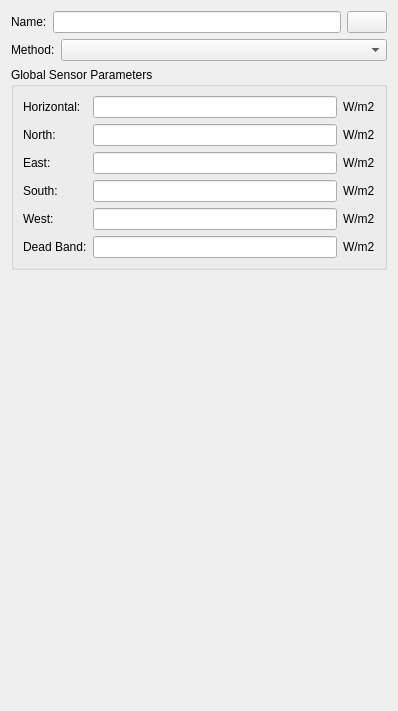
ghorwin/SIM-VICUS, file SIM-VICUS/src/SVDBZoneControlShadingEditWidget.ui: the form before one commit.
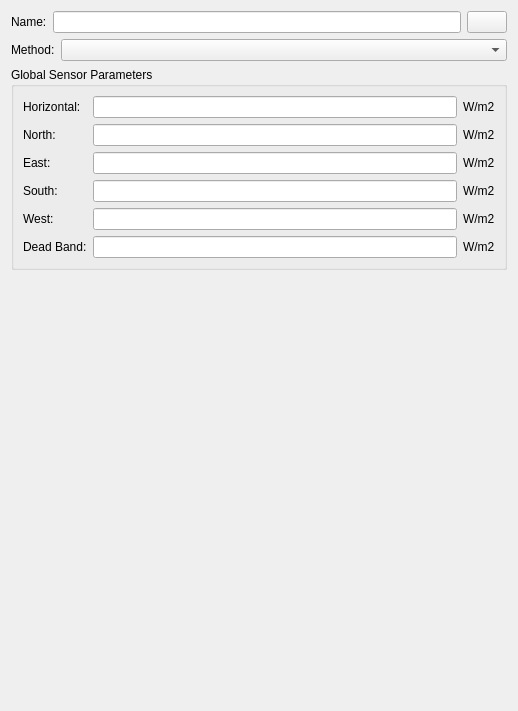
The form after the commit. Custom widgets are drawn as their Qt base class.

```diff
--- a/SIM-VICUS/src/SVDBZoneControlShadingEditWidget.ui
+++ b/SIM-VICUS/src/SVDBZoneControlShadingEditWidget.ui
@@ -6,7 +6,7 @@
    <rect>
     <x>0</x>
     <y>0</y>
-    <width>398</width>
+    <width>518</width>
     <height>711</height>
    </rect>
   </property>
```
